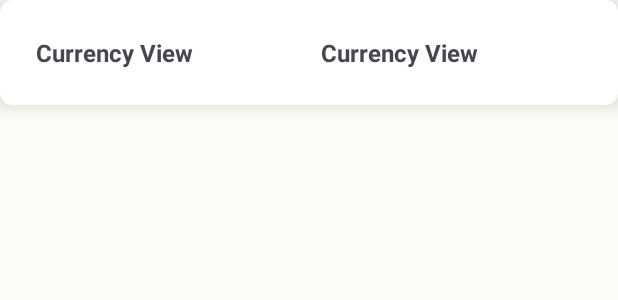
After one commit to murielpaoli/AndroidCambio-App, an Android app: the layout item_cards.xml on its own in the app's theme, with its tools: preview values and no code run, on a phone screen of 412 x 824 dp. The commit adds this screen. Shown: the top 300 px of the screen. Run offline under Robolectric (Android 15) with nearby library versions, the phone set to English and light mode, and no system bars.

Commit message:
rq 8 e 9

```diff
--- /dev/null
+++ b/app/src/main/res/layout/item_cards.xml
@@ -0,0 +1,38 @@
+<androidx.cardview.widget.CardView xmlns:android="http://schemas.android.com/apk/res/android"
+    xmlns:app="http://schemas.android.com/apk/res-auto"
+    android:layout_width="match_parent"
+    android:layout_height="wrap_content"
+    app:cardCornerRadius="8dp"
+    app:cardElevation="8dp"
+    app:layout_constraintTop_toTopOf="parent"
+    app:layout_constraintBottom_toBottomOf="parent"
+    app:layout_constraintStart_toStartOf="parent"
+    app:layout_constraintEnd_toEndOf="parent">
+
+    <LinearLayout
+        android:layout_width="match_parent"
+        android:layout_height="wrap_content"
+        android:orientation="horizontal"
+        android:padding="16dp">
+
+        <TextView
+            android:id="@+id/name_card"
+            android:layout_width="0dp"
+            android:layout_height="wrap_content"
+            android:layout_weight="1"
+            android:text="@string/app_name"
+            android:textSize="16sp"
+            android:textStyle="bold"
+            android:padding="8dp" />
+
+        <TextView
+            android:id="@+id/rate_card"
+            android:layout_width="0dp"
+            android:layout_height="wrap_content"
+            android:layout_weight="1"
+            android:text="@string/app_name"
+            android:textSize="16sp"
+            android:textStyle="bold"
+            android:padding="8dp" />
+    </LinearLayout>
+</androidx.cardview.widget.CardView>
```
Also changed, not shown: app/src/main/java/com/betrybe/currencyview/data/api/ApiManager.kt (added, +13 -0 lines), app/src/main/java/com/betrybe/currencyview/data/api/ApiService.kt (added, +18 -0 lines), app/src/main/java/com/betrybe/currencyview/data/repository/CurrencyRepository.kt (added, +48 -0 lines), app/src/main/java/com/betrybe/currencyview/ui/adapters/ClickListner.kt (added, +9 -0 lines), app/src/main/java/com/betrybe/currencyview/ui/adapters/CurrencyAdapter.kt (added, +28 -0 lines), app/src/main/java/com/betrybe/currencyview/ui/views/activities/MainActivity.kt (+55 -1 lines), app/src/main/java/com/betrybe/currencyview/ui/views/activities/UIInitializer.kt (added, +34 -0 lines), app/src/main/res/layout/activity_main.xml (+10 -9 lines), app/src/main/res/layout/card_item.xml (added, +9 -0 lines).
